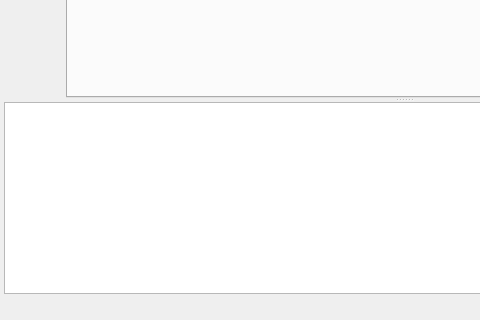
Before: the Qt Designer form src/gui/gui.ui in disorderedmaterials/dissolve, drawn with Qt 5; both pictures show x 0 to 480 and y 343 to 663 of the 807 by 663 pixel window.
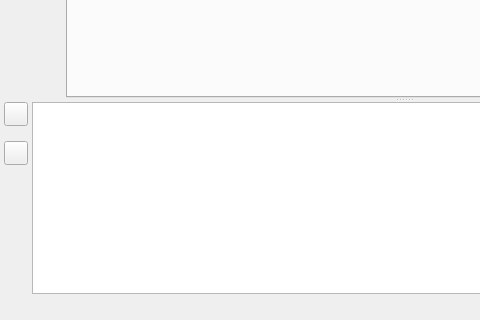
After: the same form once the commit is applied. Icons and pictures are not drawn. Custom widgets are drawn as their Qt base class.

Commit message: Use QTextEdit as messages browser and add font size controls.

The edit to the form file:
```diff
--- a/src/gui/gui.ui
+++ b/src/gui/gui.ui
@@ -518,7 +518,7 @@
        </layout>
       </widget>
       <widget class="QWidget" name="SimulationPage">
-       <layout class="QHBoxLayout" name="horizontalLayout_3">
+       <layout class="QHBoxLayout" name="horizontalLayout_6">
         <property name="spacing">
          <number>4</number>
         </property>
@@ -804,7 +804,110 @@
             </item>
            </layout>
           </widget>
-          <widget class="QTextBrowser" name="MessagesBrowser">
+          <widget class="QWidget" name="MessagesWidget" native="true">
+           <layout class="QHBoxLayout" name="horizontalLayout_3">
+            <property name="spacing">
+             <number>4</number>
+            </property>
+            <property name="leftMargin">
+             <number>0</number>
+            </property>
+            <property name="topMargin">
+             <number>0</number>
+            </property>
+            <property name="rightMargin">
+             <number>0</number>
+            </property>
+            <property name="bottomMargin">
+             <number>0</number>
+            </property>
+            <item>
+             <layout class="QVBoxLayout" name="verticalLayout_4">
+              <property name="spacing">
+               <number>0</number>
+              </property>
+              <item>
+               <widget class="QToolButton" name="MessagesIncreaseFontSizeButton">
+                <property name="minimumSize">
+                 <size>
+                  <width>24</width>
+                  <height>24</height>
+                 </size>
+                </property>
+                <property name="icon">
+                 <iconset resource="main.qrc">
+                  <normaloff>:/general/icons/general_arrowup.svg</normaloff>:/general/icons/general_arrowup.svg</iconset>
+                </property>
+                <property name="iconSize">
+                 <size>
+                  <width>16</width>
+                  <height>16</height>
+                 </size>
+                </property>
+               </widget>
+              </item>
+              <item>
+               <widget class="QLabel" name="MessagesFontLabel">
+                <property name="sizePolicy">
+                 <sizepolicy hsizetype="Fixed" vsizetype="Fixed">
+                  <horstretch>0</horstretch>
+                  <verstretch>0</verstretch>
+                 </sizepolicy>
+                </property>
+                <property name="maximumSize">
+                 <size>
+                  <width>24</width>
+                  <height>24</height>
+                 </size>
+                </property>
+                <property name="text">
+                 <string/>
+                </property>
+                <property name="pixmap">
+                 <pixmap resource="main.qrc">:/general/icons/general_font.svg</pixmap>
+                </property>
+                <property name="scaledContents">
+                 <bool>true</bool>
+                </property>
+               </widget>
+              </item>
+              <item>
+               <widget class="QToolButton" name="MessagesDecreaseFontSizeButton">
+                <property name="minimumSize">
+                 <size>
+                  <width>24</width>
+                  <height>24</height>
+                 </size>
+                </property>
+                <property name="icon">
+                 <iconset resource="main.qrc">
+                  <normaloff>:/general/icons/general_arrowdown.svg</normaloff>:/general/icons/general_arrowdown.svg</iconset>
+                </property>
+                <property name="iconSize">
+                 <size>
+                  <width>16</width>
+                  <height>16</height>
+                 </size>
+                </property>
+               </widget>
+              </item>
+              <item>
+               <spacer name="verticalSpacer_2">
+                <property name="orientation">
+                 <enum>Qt::Vertical</enum>
+                </property>
+                <property name="sizeHint" stdset="0">
+                 <size>
+                  <width>20</width>
+                  <height>40</height>
+                 </size>
+                </property>
+               </spacer>
+              </item>
+             </layout>
+            </item>
+            <item>
+             <widget class="QTextEdit" name="MessagesEdit">
            <property name="sizePolicy">
             <sizepolicy hsizetype="Expanding" vsizetype="Minimum">
              <horstretch>0</horstretch>
@@ -819,6 +922,9 @@
            <property name="acceptRichText">
             <bool>true</bool>
            </property>
+             </widget>
+            </item>
+           </layout>
           </widget>
          </widget>
         </item>
```
Lines whose indentation alone changed are shown as unchanged. The commit also changes 3 other files.
